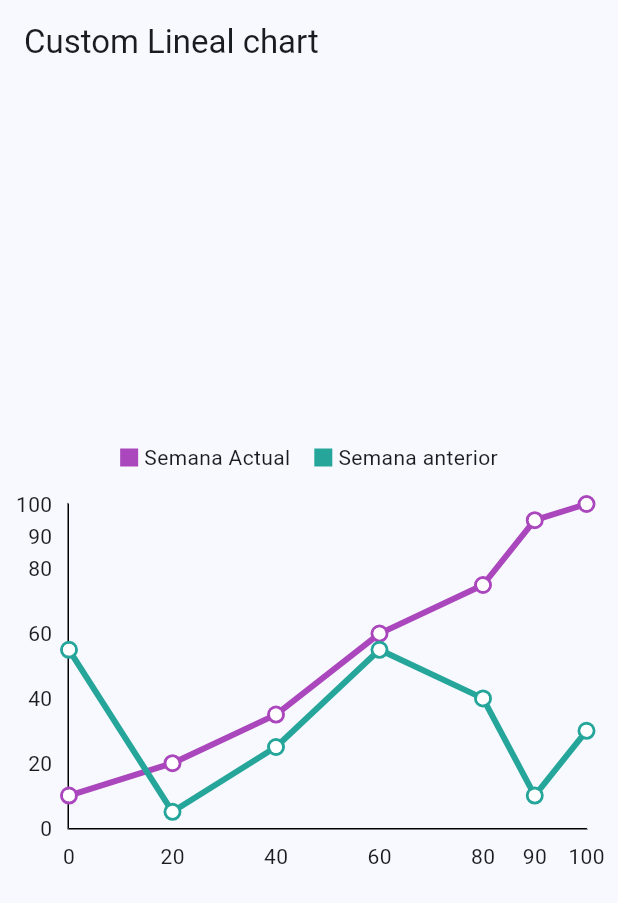
After one commit to joseLuisMtzE/chart_libraries_tests, a Flutter app: the LinealCustomScreen screen opened by its route, on a phone screen of 412 x 824 dp. The commit adds this screen. Shown: the top 903 px of the screen. Run offline on Flutter 3.47's test engine with Material 3 defaults, Android fonts, the phone set to English and light mode, and no system bars; drawn by our look-alikes of fl_chart; our stand-ins replace go_router.

Commit message:
custom Lineal Chart

```diff
--- a/lib/config/router/app_router.dart
+++ b/lib/config/router/app_router.dart
@@ -1,5 +1,6 @@
 import 'package:chart_libraries_tests/presentation/screens/fl_charts/bars_fl_screen.dart';
 import 'package:chart_libraries_tests/presentation/screens/fl_charts/circular_fl_screen.dart';
+import 'package:chart_libraries_tests/presentation/screens/fl_charts/custom/lineal_custom_screen.dart';
 import 'package:chart_libraries_tests/presentation/screens/fl_charts/fl_charts_screen.dart';
 import '../../presentation/screens/fl_charts/lineal_fl_screen.dart';
 import 'package:chart_libraries_tests/presentation/screens/home_screen.dart';
@@ -29,5 +30,9 @@ final appRouter = GoRouter(
       path: '/fl-bars',
       builder: (context, state) => BarsFlScreen(),
     ),
+    GoRoute(
+      path: '/custom-lineal',
+      builder: (context, state) => LinealCustomScreen(),
+    ),
   ],
 );
--- /dev/null
+++ b/lib/presentation/screens/fl_charts/custom/lineal_custom_screen.dart
@@ -0,0 +1,271 @@
+import 'package:fl_chart/fl_chart.dart';
+import 'package:flutter/material.dart';
+
+class LinealCustomScreen extends StatelessWidget {
+  const LinealCustomScreen({super.key});
+
+  @override
+  Widget build(BuildContext context) {
+    return Scaffold(
+      appBar: AppBar(
+        title: const Text("Custom Lineal chart"),
+      ),
+      body: const Center(
+          child: Column(
+        mainAxisAlignment: MainAxisAlignment.center,
+        crossAxisAlignment: CrossAxisAlignment.center,
+        children: [
+          SizedBox(),
+          _Legends(),
+          SizedBox(),
+          _ChartView(),
+        ],
+      )),
+    );
+  }
+}
+
+class _Legends extends StatelessWidget {
+  const _Legends({super.key});
+
+  @override
+  Widget build(BuildContext context) {
+    return Row(
+      mainAxisAlignment: MainAxisAlignment.center,
+      crossAxisAlignment: CrossAxisAlignment.center,
+      children: [
+        Container(
+          width: 12,
+          height: 12,
+          decoration: BoxDecoration(color: Colors.purple.shade400),
+        ),
+        SizedBox(
+          width: 4,
+        ),
+        Text("Semana Actual"),
+        SizedBox(
+          width: 16,
+        ),
+        Container(
+          width: 12,
+          height: 12,
+          decoration: BoxDecoration(color: Colors.teal.shade400),
+        ),
+        SizedBox(
+          width: 4,
+        ),
+        Text("Semana anterior"),
+      ],
+    );
+  }
+}
+
+class _ChartView extends StatelessWidget {
+  const _ChartView({super.key});
+
+  @override
+  Widget build(BuildContext context) {
+    return Padding(
+      padding: const EdgeInsets.only(top: 20, right: 20, left: 10),
+      child: SizedBox(
+        height: 250,
+        width: double.infinity,
+        child: LineChart(LineChartData(
+          lineTouchData: lineTouchData,
+          gridData: const FlGridData(show: false),
+          titlesData: titlesData,
+          borderData: borderData,
+          lineBarsData: lineBarsData2,
+          minX: 0,
+          maxX: 100,
+          maxY: 100,
+          minY: 0,
+        )),
+      ),
+    );
+  }
+
+  LineTouchData get lineTouchData => LineTouchData(
+        // enabled: false,
+        touchTooltipData: LineTouchTooltipData(
+          getTooltipColor: (touchedSpot) => Colors.orange.withOpacity(1),
+        ),
+      );
+
+  FlTitlesData get titlesData => FlTitlesData(
+        bottomTitles: AxisTitles(
+          sideTitles: bottomTitles,
+        ),
+        rightTitles: const AxisTitles(
+          sideTitles: SideTitles(showTitles: false),
+        ),
+        topTitles: const AxisTitles(
+          sideTitles: SideTitles(showTitles: false),
+        ),
+        leftTitles: AxisTitles(
+          sideTitles: leftTitles(),
+        ),
+      );
+
+  SideTitles get bottomTitles => SideTitles(
+        showTitles: true,
+        reservedSize: 32,
+        interval: 1,
+        getTitlesWidget: bottomTitleWidgets,
+      );
+
+  SideTitles leftTitles() => SideTitles(
+        getTitlesWidget: leftTitleWidgets,
+        showTitles: true,
+        interval: 1,
+        reservedSize: 35,
+      );
+
+  FlBorderData get borderData => FlBorderData(
+        show: true,
+        border: const Border(
+          bottom: BorderSide(color: Colors.black, width: 1),
+          left: BorderSide(color: Colors.black, width: 1),
+          right: BorderSide(color: Colors.transparent),
+          top: BorderSide(color: Colors.transparent),
+        ),
+      );
+
+  List<LineChartBarData> get lineBarsData2 => [
+        lineChartBarData1,
+        lineChartBarData2,
+      ];
+
+  LineChartBarData get lineChartBarData1 {
+    final Color lineColor = Colors.purple.shade400;
+    return LineChartBarData(
+      isCurved: true,
+      curveSmoothness: 0,
+      color: lineColor,
+      barWidth: 4,
+      isStrokeCapRound: true,
+      dotData: FlDotData(
+        getDotPainter: (_, __, ___, ____) => FlDotCirclePainter(
+          color: Colors.white,
+          strokeColor: lineColor,
+          strokeWidth: 2.0,
+          radius: 4,
+        ),
+        show: true,
+      ),
+      belowBarData: BarAreaData(show: false),
+      spots: const [
+        FlSpot(0, 10),
+        FlSpot(20, 20),
+        FlSpot(40, 35),
+        FlSpot(60, 60),
+        FlSpot(80, 75),
+        FlSpot(90, 95),
+        FlSpot(100, 100),
+      ],
+    );
+  }
+
+  LineChartBarData get lineChartBarData2 {
+    final Color lineColor = Colors.teal.shade400;
+    return LineChartBarData(
+      isCurved: true,
+      curveSmoothness: 0,
+      color: lineColor,
+      barWidth: 4,
+      isStrokeCapRound: true,
+      dotData: FlDotData(
+        getDotPainter: (_, __, ___, ____) => FlDotCirclePainter(
+          color: Colors.white,
+          strokeColor: lineColor,
+          strokeWidth: 2.0,
+          radius: 4,
+        ),
+        show: true,
+      ),
+      belowBarData: BarAreaData(show: false),
+      spots: const [
+        FlSpot(0, 55),
+        FlSpot(20, 5),
+        FlSpot(40, 25),
+        FlSpot(60, 55),
+        FlSpot(80, 40),
+        FlSpot(90, 10),
+        FlSpot(100, 30),
+      ],
+    );
+  }
+
+  Widget leftTitleWidgets(double value, TitleMeta meta) {
+    String text;
+    switch (value.toInt()) {
+      case 0:
+        text = '0';
+        break;
+      case 20:
+        text = '20';
+        break;
+      case 40:
+        text = '40';
+        break;
+      case 60:
+        text = '60';
+        break;
+      case 80:
+        text = '80';
+        break;
+      case 90:
+        text = '90';
+        break;
+      case 100:
+        text = '100';
+        break;
+      default:
+        text = '';
+        break;
+    }
+
+    return SideTitleWidget(
+      axisSide: meta.axisSide,
+      space: 10,
+      child: Text(text, textAlign: TextAlign.end),
+    );
+  }
+
+  Widget bottomTitleWidgets(double value, TitleMeta meta) {
+    String text;
+    switch (value.toInt()) {
+      case 0:
+        text = '0';
+        break;
+
+      case 20:
+        text = '20';
+        break;
+      case 40:
+        text = '40';
+        break;
+      case 60:
+        text = '60';
+        break;
+      case 80:
+        text = '80';
+        break;
+      case 90:
+        text = '90';
+        break;
+      case 100:
+        text = '100';
+        break;
+
+      default:
+        text = '';
+        break;
+    }
+
+    return SideTitleWidget(
+      axisSide: meta.axisSide,
+      child: Text(text, textAlign: TextAlign.center),
+    );
+  }
+}
--- a/lib/presentation/screens/fl_charts/fl_charts_screen.dart
+++ b/lib/presentation/screens/fl_charts/fl_charts_screen.dart
@@ -10,6 +10,7 @@ class FlChartsScreen extends StatelessWidget {
       {"title": "Lineal", 'route': '/fl-lineal'},
       {"title": "Circular", 'route': '/fl-circular'},
       {"title": "Bars", 'route': '/fl-bars'},
+      {"title": "Custom Lineal", 'route': '/custom-lineal'},
     ];
 
     return Scaffold(
```
